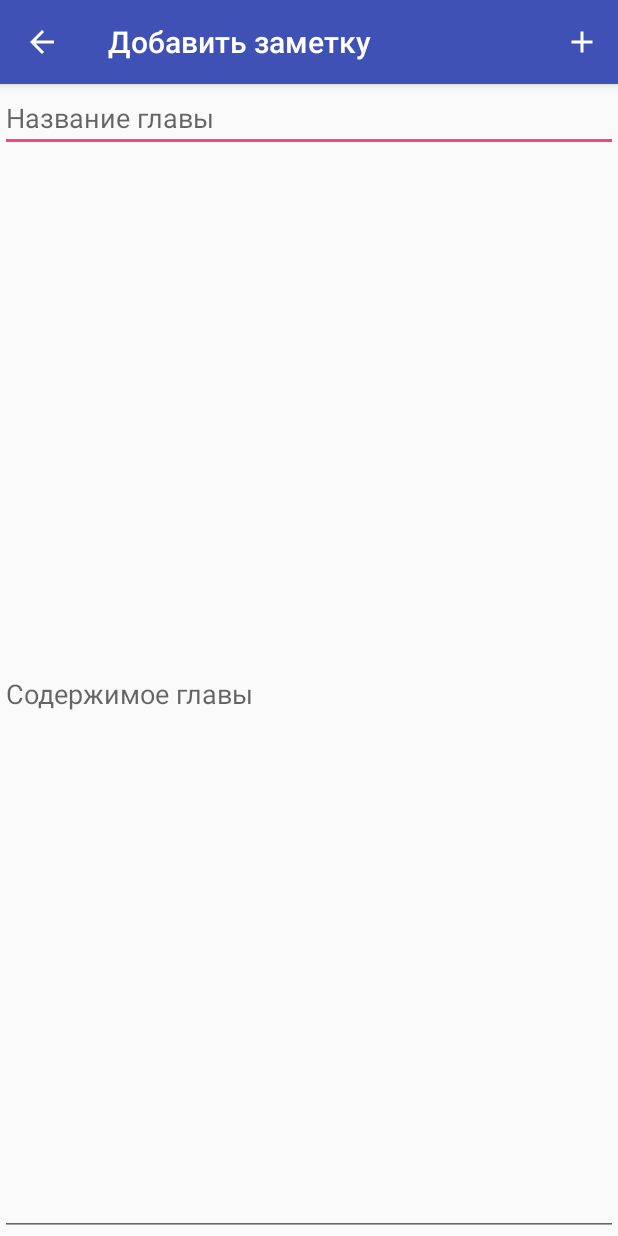
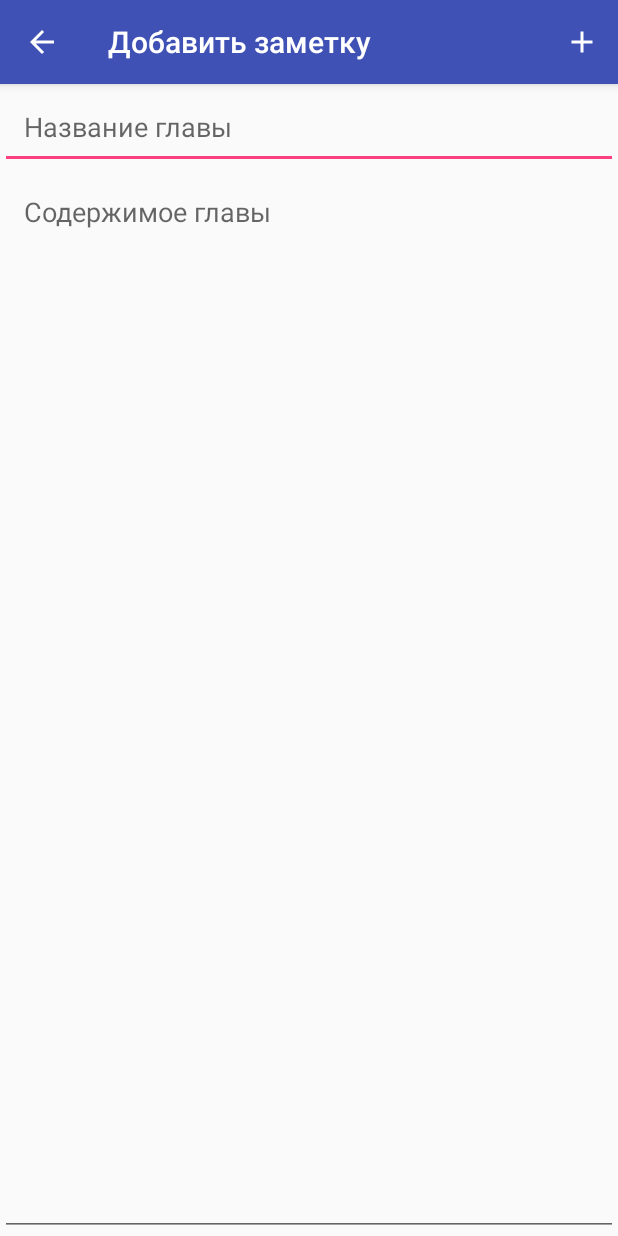
Before and after one commit to JMApps/SimpleNotes, an Android app: the AddNoteActivity screen opened directly, with no data from a screen before it, on a phone screen of 412 x 824 dp. Run offline under Robolectric (Android 15) with nearby library versions, the phone set to English and light mode, and no system bars.

Commit message:
added comments

```diff
--- a/app/src/main/AndroidManifest.xml
+++ b/app/src/main/AndroidManifest.xml
@@ -19,7 +19,9 @@
                 <category android:name="android.intent.category.LAUNCHER" />
             </intent-filter>
         </activity>
-        <activity android:name=".AddNoteActivity"></activity>
+        <activity
+            android:name=".AddNoteActivity"
+            android:label="@string/add_note" />
     </application>
 
 </manifest>
--- a/app/src/main/java/jmapps/simplenotes/AddNoteActivity.java
+++ b/app/src/main/java/jmapps/simplenotes/AddNoteActivity.java
@@ -19,15 +19,16 @@ public class AddNoteActivity extends AppCompatActivity {
     @Override
     protected void onCreate(Bundle savedInstanceState) {
         super.onCreate(savedInstanceState);
-        setTitle(getString(R.string.add_note));
         setContentView(R.layout.activity_add_note);
 
+        // Получаем объект DatabaseManager и открываем базу данных
         databaseManager = new DatabaseManager(this);
         databaseManager.databaseOpen();
 
         etAddChapterTitle = findViewById(R.id.et_add_chapter_title);
         etAddChapterContent = findViewById(R.id.et_add_chapter_content);
 
+        // Добавляем в Toolbar кнопку "Назад"
         ActionBar actionBar = getSupportActionBar();
         if (actionBar != null) {
             actionBar.setDisplayHomeAsUpEnabled(true);
@@ -57,11 +58,16 @@ public class AddNoteActivity extends AppCompatActivity {
         return super.onOptionsItemSelected(item);
     }
 
+    // Создаем метод, для добавления пункта в RecyclerView
     private void addNote() {
         final String strChapterTitle = etAddChapterTitle.getText().toString();
         final String strChapterContent = etAddChapterContent.getText().toString();
 
-        databaseManager.databaseInsert(strChapterTitle, strChapterContent);
+        // Если первое или второе поле ввода не пустые, добавляем в БД
+        // В противном случае просто вызываем Intent-переход к главной активити
+        if (!strChapterTitle.isEmpty() || !strChapterContent.isEmpty()) {
+            databaseManager.databaseInsertItem(strChapterTitle, strChapterContent);
+        }
 
         Intent returnMainActivityIntent = new Intent(AddNoteActivity.this, MainActivity.class)
                 .setFlags(Intent.FLAG_ACTIVITY_CLEAR_TOP);
--- a/app/src/main/java/jmapps/simplenotes/Model/MainListModel.java
+++ b/app/src/main/java/jmapps/simplenotes/Model/MainListModel.java
@@ -1,6 +1,8 @@
 package jmapps.simplenotes.Model;
 
 public class MainListModel {
+
+    // Модель главного списка
 
     private String _id;
     private String chapterTitle;
--- a/app/src/main/java/jmapps/simplenotes/ViewHolder/MainListViewHolder.java
+++ b/app/src/main/java/jmapps/simplenotes/ViewHolder/MainListViewHolder.java
@@ -7,6 +7,8 @@ import android.widget.TextView;
 import jmapps.simplenotes.R;
 
 public class MainListViewHolder extends RecyclerView.ViewHolder {
+
+    // ViewHolder пункта RecyclerView
 
     public final TextView tvChapterTitle;
     public final TextView tvChapterContent;
--- a/app/src/main/res/layout/activity_add_note.xml
+++ b/app/src/main/res/layout/activity_add_note.xml
@@ -10,7 +10,8 @@
         android:id="@+id/et_add_chapter_title"
         android:layout_width="match_parent"
         android:layout_height="wrap_content"
-        android:hint="@string/chapter_title">
+        android:hint="@string/chapter_title"
+        android:padding="16dp">
 
         <requestFocus />
     </EditText>
@@ -20,6 +21,7 @@
         android:layout_width="match_parent"
         android:layout_height="0dp"
         android:layout_weight="1"
-        android:hint="@string/chapter_content" />
-
+        android:gravity="start"
+        android:hint="@string/chapter_content"
+        android:padding="16dp" />
 </LinearLayout>
--- a/app/src/main/res/layout/activity_main.xml
+++ b/app/src/main/res/layout/activity_main.xml
@@ -23,7 +23,7 @@
     <include layout="@layout/content_main" />
 
     <android.support.design.widget.FloatingActionButton
-        android:id="@+id/fab"
+        android:id="@+id/fab_add_note"
         android:layout_width="wrap_content"
         android:layout_height="wrap_content"
         android:layout_gravity="bottom|end"
--- a/app/src/main/res/layout/content_main.xml
+++ b/app/src/main/res/layout/content_main.xml
@@ -11,5 +11,5 @@
     <android.support.v7.widget.RecyclerView
         android:id="@+id/rv_contents_main_list"
         android:layout_width="match_parent"
-        android:layout_height="wrap_content" />
+        android:layout_height="match_parent" />
 </LinearLayout>
```
Also changed, not shown: app/src/main/java/jmapps/simplenotes/Database/DatabaseHelper.java (+7 -0 lines), app/src/main/java/jmapps/simplenotes/Database/DatabaseManager.java (+12 -21 lines), app/src/main/java/jmapps/simplenotes/MainActivity.java (+9 -4 lines), app/src/main/res/layout/item_main_list.xml (+6 -1 lines).
